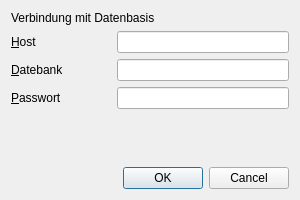
Above: views/OpenDatabaseDialog.ui from Tweak161/fa2909 before the change. Below: the same form after it.
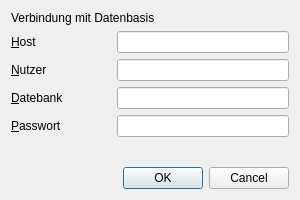
That is the form after the change.

Patch:
```diff
--- a/views/OpenDatabaseDialog.ui
+++ b/views/OpenDatabaseDialog.ui
@@ -68,7 +68,7 @@
        <item row="0" column="1">
         <widget class="QLineEdit" name="hostLineEdit"/>
        </item>
-       <item row="1" column="0">
+       <item row="2" column="0">
         <widget class="QLabel" name="label_2">
          <property name="text">
           <string>&amp;Datebank</string>
@@ -78,10 +78,10 @@
          </property>
         </widget>
        </item>
-       <item row="1" column="1">
+       <item row="2" column="1">
         <widget class="QLineEdit" name="databaseLineEdit"/>
        </item>
-       <item row="2" column="0">
+       <item row="3" column="0">
         <widget class="QLabel" name="label_3">
          <property name="text">
           <string>&amp;Passwort</string>
@@ -91,13 +91,26 @@
          </property>
         </widget>
        </item>
-       <item row="2" column="1">
+       <item row="3" column="1">
         <widget class="QLineEdit" name="passwordLineEdit">
          <property name="inputMask">
           <string/>
          </property>
         </widget>
        </item>
+       <item row="1" column="0">
+        <widget class="QLabel" name="label_5">
+         <property name="text">
+          <string>&amp;Nutzer</string>
+         </property>
+         <property name="buddy">
+          <cstring>databaseLineEdit</cstring>
+         </property>
+        </widget>
+       </item>
+       <item row="1" column="1">
+        <widget class="QLineEdit" name="userLineEdit"/>
+       </item>
       </layout>
      </item>
      <item>
```
